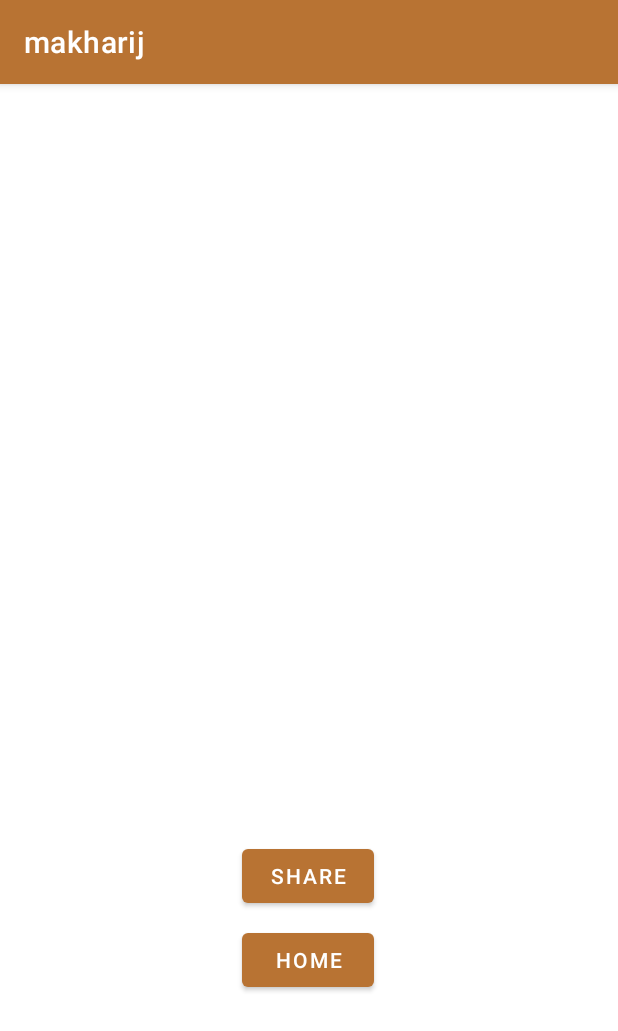
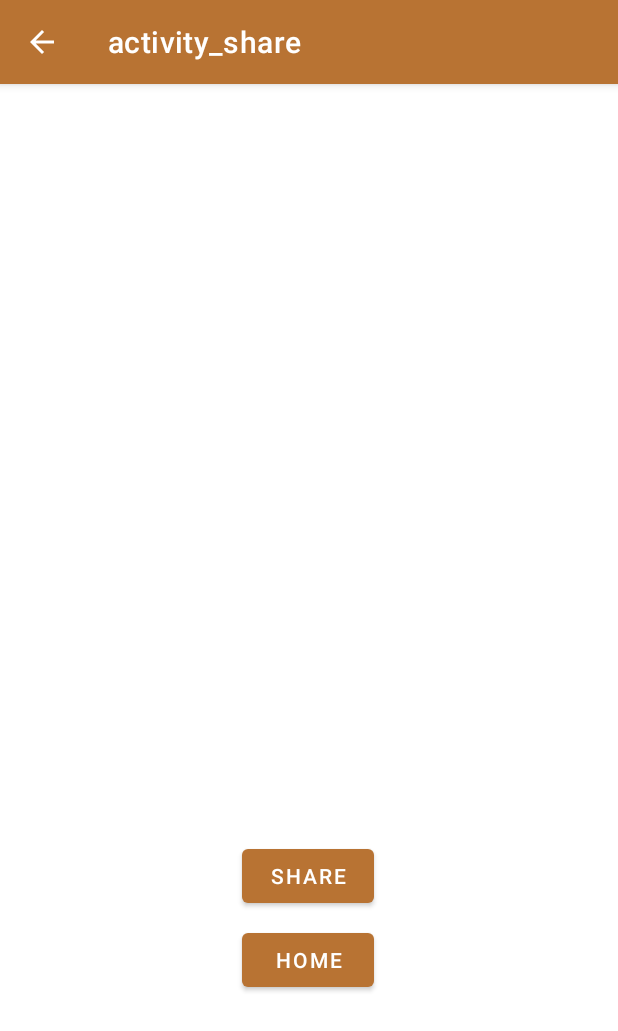
Before and after one commit to Alizaib3311/makharij_quiz, an Android app: the share screen opened directly, with no data from a screen before it, on a phone screen of 412 x 824 dp. Shown: the top 1031 px of the screen. Run offline under Robolectric (Android 15) with nearby library versions, the phone set to English and light mode, and no system bars.

Commit message:
up action
implementation of up action button in Makharij app

```diff
--- a/app/src/main/java/com/example/makharij/share.java
+++ b/app/src/main/java/com/example/makharij/share.java
@@ -1,6 +1,8 @@
 package com.example.makharij;
 
+import androidx.appcompat.app.ActionBar;
 import androidx.appcompat.app.AppCompatActivity;
+import androidx.appcompat.widget.Toolbar;
 
 import android.content.Intent;
 import android.os.Bundle;
@@ -13,7 +15,14 @@ public class share extends AppCompatActivity {
     @Override
     protected void onCreate(Bundle savedInstanceState) {
         super.onCreate(savedInstanceState);
-        setContentView(R.layout.activity_share); TextView score_view;
+        setContentView(R.layout.activity_share);
+
+        getSupportActionBar().setTitle("activity_share");
+        getSupportActionBar().setDisplayHomeAsUpEnabled(true);
+
+
+
+        TextView score_view;
         Button share,home1;
         score_view=findViewById(R.id.score_view);
         Intent intent = getIntent();
--- a/app/src/main/res/layout/activity_quiz.xml
+++ b/app/src/main/res/layout/activity_quiz.xml
@@ -5,6 +5,7 @@
     android:layout_width="match_parent"
     android:layout_height="match_parent"
     tools:context=".quiz">
+
 
     <TextView
         android:id="@+id/question"
```
Also changed, not shown: app/src/main/AndroidManifest.xml (+7 -3 lines), app/src/main/java/com/example/makharij/learn.java (+7 -0 lines), app/src/main/java/com/example/makharij/quiz.java (+7 -0 lines).
